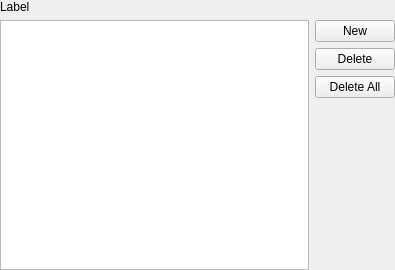
Above: Qt/Components/Resources/UI/pqKeyFrameEditor.ui from pierre-guillou/paraview-ttk before the change. Below: the same form after it.
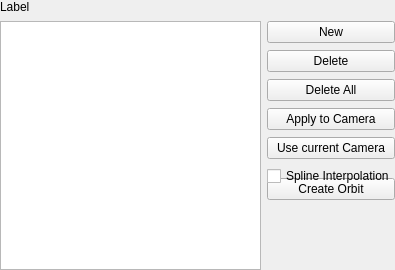
That is the form after the change.

Patch:
```diff
--- a/Qt/Components/Resources/UI/pqKeyFrameEditor.ui
+++ b/Qt/Components/Resources/UI/pqKeyFrameEditor.ui
@@ -29,7 +29,7 @@
     <number>6</number>
    </property>
    <property name="verticalSpacing" >
-    <number>6</number>
+    <number>7</number>
    </property>
    <item row="0" column="0" colspan="2" >
     <widget class="QLabel" name="label" >
@@ -38,7 +38,7 @@
      </property>
     </widget>
    </item>
-   <item rowspan="4" row="1" column="0" >
+   <item rowspan="7" row="1" column="0" >
     <widget class="QTableView" name="tableView" >
      <property name="selectionMode" >
       <enum>QAbstractItemView::SingleSelection</enum>
@@ -67,9 +67,52 @@
      <property name="text" >
       <string>Delete All</string>
      </property>
+     <property name="toolTip" >
+      <string>Delete all keyframe</string>
+     </property>
+    </widget>
+   </item>
+   <item rowspan="4" row="4" column="1" >
+    <widget class="QPushButton" name="pbCreateOrbit" >
+     <property name="text" >
+      <string>Create Orbit</string>
+     </property>
+     <property name="toolTip" >
+      <string>Create an orbit path for selected keyframe, starting with current camera.</string>
+     </property>
     </widget>
    </item>
    <item row="4" column="1" >
+    <widget class="QPushButton" name="pbApplyToCamera" >
+     <property name="text" >
+      <string>Apply to Camera</string>
+     </property>
+     <property name="toolTip" >
+      <string>Apply selected keyframe configuration to the current view camera</string>
+     </property>
+    </widget>
+   </item>
+   <item row="5" column="1" >
+    <widget class="QPushButton" name="pbUseCurrentCamera" >
+     <property name="text" >
+      <string>Use current Camera</string>
+     </property>
+     <property name="toolTip" >
+      <string>Use current camera for selected keyframe</string>
+     </property>
+    </widget>
+   </item>
+   <item row="6" column="1" >
+    <widget class="QCheckBox" name="pbUseSpline" >
+     <property name="text" >
+      <string>Spline Interpolation</string>
+     </property>
+     <property name="toolTip" >
+      <string>Use spline interpolation for this cue</string>
+     </property>
+    </widget>
+    </item>
+   <item row="7" column="1" >
     <spacer>
      <property name="orientation" >
       <enum>Qt::Vertical</enum>
```
Left out of the diff: 6 changed lines with no effect on the pictures.
